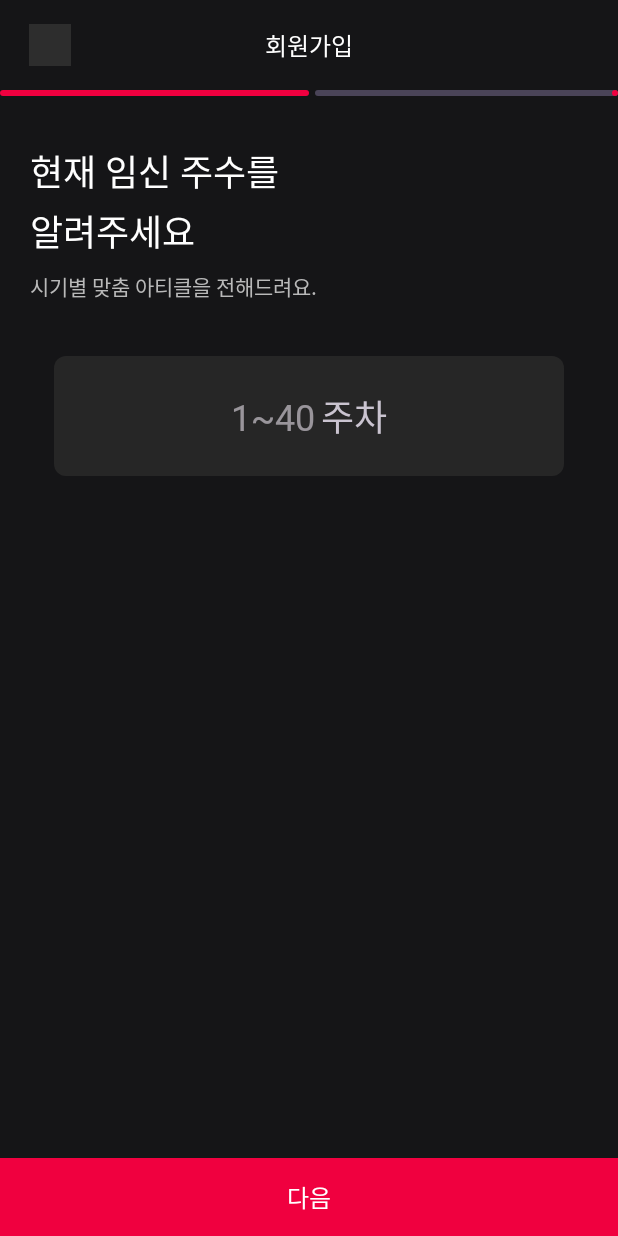
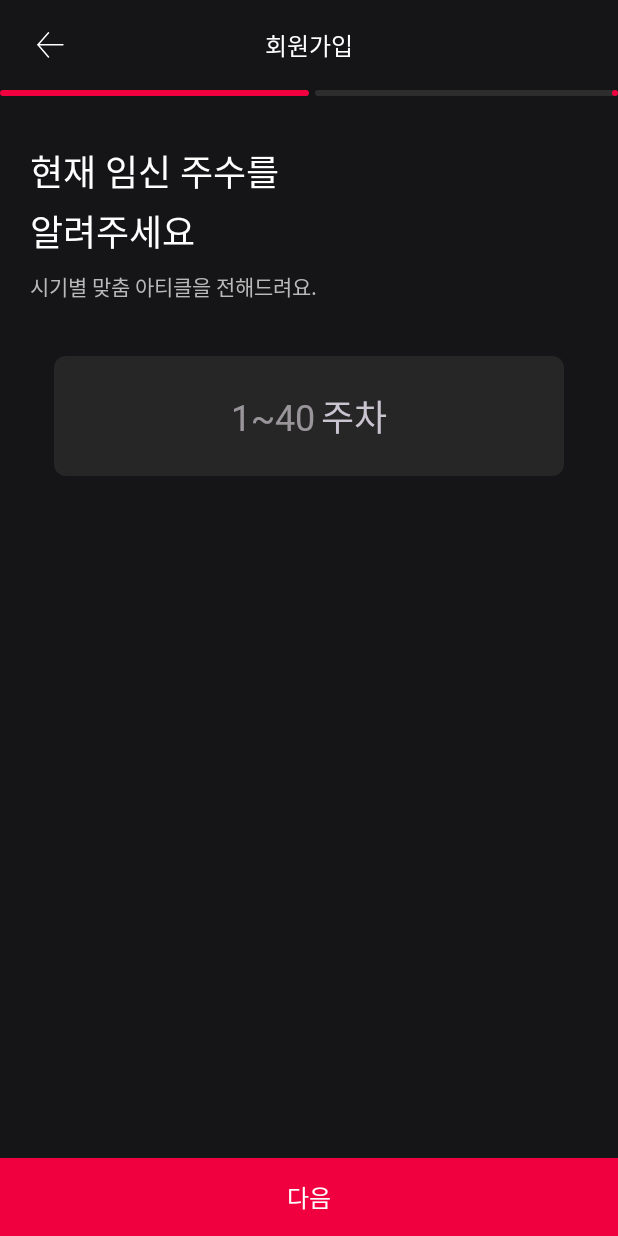
Before and after one commit to Team-LionHeart/LionHeart-AOS, an Android app: the OnboardingActivity screen opened directly, with no data from a screen before it, on a phone screen of 412 x 824 dp. Run offline under Robolectric (Android 15) with nearby library versions, the phone set to English and light mode, and no system bars; our stand-ins replace Timber, data binding.

Commit message:
#27 ui : 이전 버튼 이미지 추가, progress bar 색상 수정

```diff
--- a/app/src/main/res/layout/activity_onboarding.xml
+++ b/app/src/main/res/layout/activity_onboarding.xml
@@ -29,9 +29,9 @@
             <!-- TODO: 다른 브랜치에 있는 ic_arrow_back 으로 대체 -->
             <ImageView
                 android:id="@+id/btn_onboarding_back"
-                android:layout_width="28dp"
+                android:layout_width="wrap_content"
                 android:layout_height="0dp"
-                android:src="@color/gray_800"
+                android:src="@drawable/ic_arrow_back"
                 android:tag="@{vm.step}"
                 app:layout_constraintDimensionRatio="1"
                 app:layout_constraintStart_toStartOf="parent"
@@ -53,6 +53,7 @@
         <com.google.android.material.progressindicator.LinearProgressIndicator
             android:id="@+id/progress_onboarding"
             android:layout_width="0dp"
+            app:trackColor="@color/gray_800"
             android:layout_height="wrap_content"
             app:layout_constraintEnd_toEndOf="parent"
             app:layout_constraintStart_toStartOf="parent"
```
